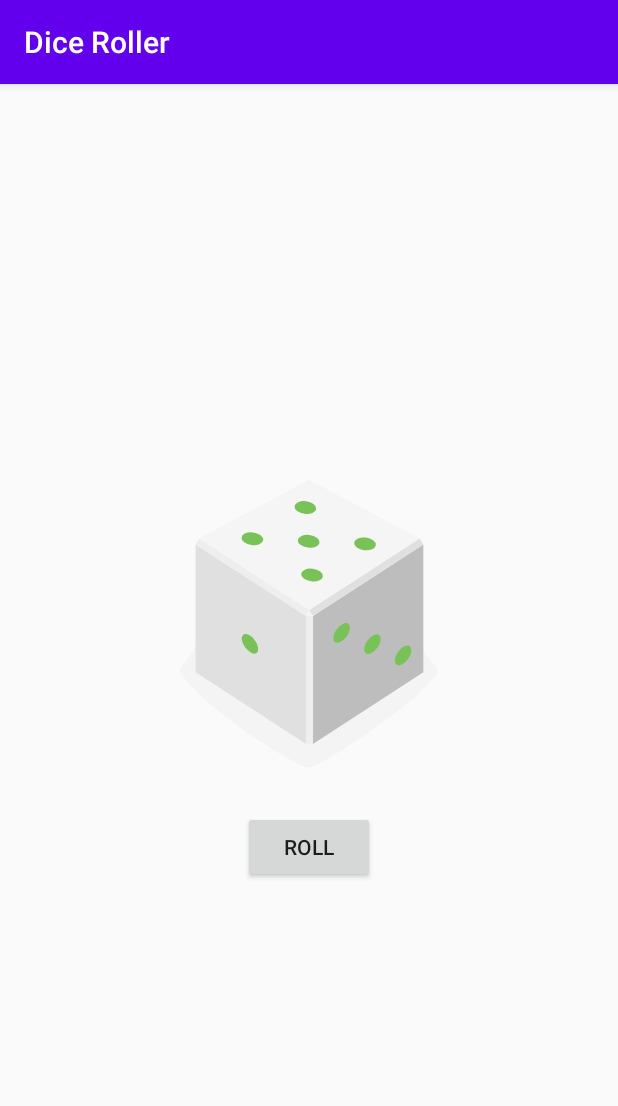
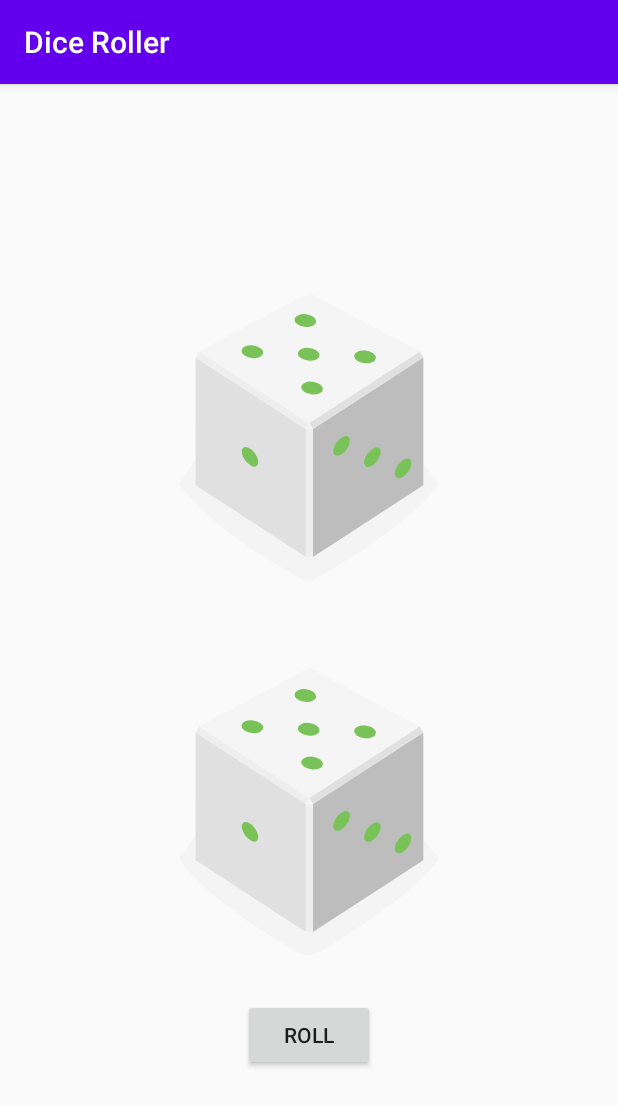
Before and after one commit to MinhoChoi-a/android-practice, an Android app: the screen it shows after launch (MainActivity), after a tap on "ROLL", on a phone screen of 412 x 824 dp. Shown: the top 1106 px of the screen. Run offline under Robolectric (Android 15) with nearby library versions, the light colour scheme and no system bars.

Commit message:
two dice

```diff
--- a/HelloWorld/app/src/main/java/com/example/helloworld/MainActivity.kt
+++ b/HelloWorld/app/src/main/java/com/example/helloworld/MainActivity.kt
@@ -11,13 +11,15 @@ import java.util.*
 class MainActivity : AppCompatActivity() {
 
     //var diceImage: ImageView? = null
-    lateinit var diceImage: ImageView
+    private lateinit var diceImage: ImageView
+    private lateinit var diceImage2: ImageView
 
     override fun onCreate(savedInstanceState: Bundle?) {
         super.onCreate(savedInstanceState)
         setContentView(R.layout.activity_main)
 
         diceImage = findViewById(R.id.result_image)
+        diceImage2 = findViewById(R.id.result_image2)
 
         val rollButton: Button = findViewById(R.id.roll_button)
         rollButton.setOnClickListener { rollDice() }
@@ -30,6 +32,7 @@ class MainActivity : AppCompatActivity() {
     private fun rollDice() {
 
         var randomInt = (1..6).random()
+        var randomInt2 = (1..6).random()
 
         val drawableResource = when (randomInt) {
             1 -> R.drawable.dice_1
@@ -40,7 +43,17 @@ class MainActivity : AppCompatActivity() {
             else -> R.drawable.dice_6
         }
 
+        val drawableResource2 = when (randomInt2) {
+            1 -> R.drawable.dice_1
+            2 -> R.drawable.dice_2
+            3 -> R.drawable.dice_3
+            4 -> R.drawable.dice_4
+            5 -> R.drawable.dice_5
+            else -> R.drawable.dice_6
+        }
+
         diceImage.setImageResource(drawableResource)
+        diceImage2.setImageResource(drawableResource2)
 
         //   Toast.makeText(this, "button clicked",
         //      Toast.LENGTH_SHORT).show()
--- a/HelloWorld/app/src/main/res/layout/activity_main.xml
+++ b/HelloWorld/app/src/main/res/layout/activity_main.xml
@@ -12,6 +12,16 @@
 
     <ImageView
         android:id="@+id/result_image"
+
+        android:layout_width="wrap_content"
+        android:layout_height="wrap_content"
+        android:layout_gravity="center_horizontal"
+        app:srcCompat="@drawable/empty_dice"
+        tools:src="@drawable/dice_2"
+        />
+
+    <ImageView
+        android:id="@+id/result_image2"
 
         android:layout_width="wrap_content"
         android:layout_height="wrap_content"
```
